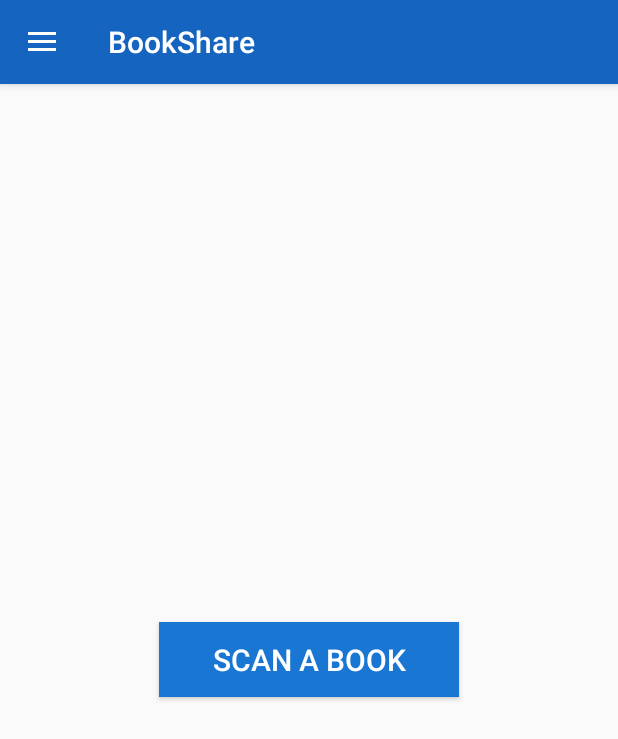
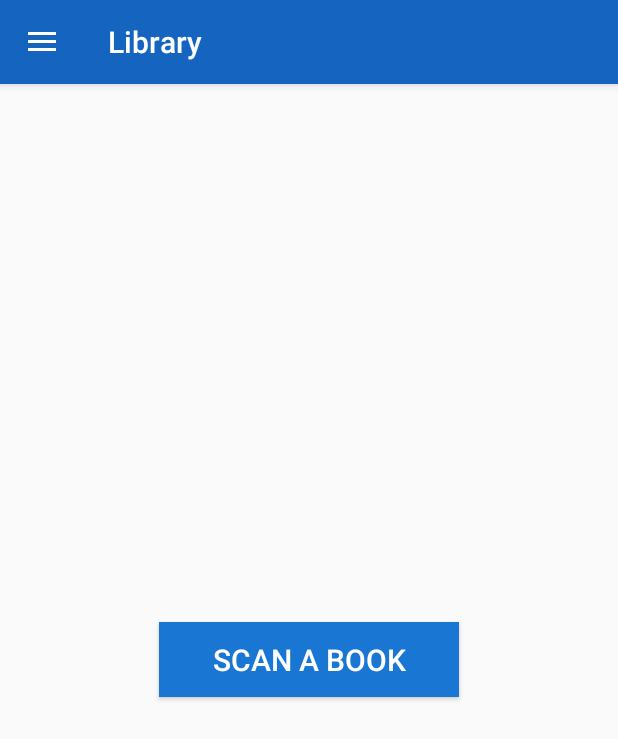
Before and after one commit to alessioros/BookShare, an Android app: the screen it shows after launch (MainActivity), in the side drawer, after a tap on "Library", on a phone screen of 412 x 824 dp. Shown: the top 739 px of the screen. Run offline under Robolectric (Android 15) with nearby library versions, the phone set to English and light mode, and no system bars; our stand-ins replace Picasso, Volley; libraries missing offline, so code that uses them is left out: com.amazonaws, com.amazonaws.auth, com.amazonaws.mobileconnectors, com.amazonaws.regions, com.facebook and 3 more; pictures from the network do not load; 12 statements that could not run were skipped.

Commit message:
drawer fixes

```diff
--- a/app/src/main/java/it/polimi/dima/bookshare/activities/MainActivity.java
+++ b/app/src/main/java/it/polimi/dima/bookshare/activities/MainActivity.java
@@ -1,5 +1,6 @@
 package it.polimi.dima.bookshare.activities;
 
+import android.app.Fragment;
 import android.content.Intent;
 import android.graphics.Typeface;
 import android.graphics.drawable.Drawable;
@@ -43,6 +44,7 @@
 import java.io.InputStream;
 
 import it.polimi.dima.bookshare.R;
+import it.polimi.dima.bookshare.fragments.LibraryFragment;
 
 public class MainActivity extends AppCompatActivity
         implements NavigationView.OnNavigationItemSelectedListener {
@@ -129,11 +131,17 @@
         // Handle navigation view item clicks here.
         int id = item.getItemId();
 
-        if (id == R.id.nav_camera) {
+        if (id == R.id.home) {
             // Handle the camera action
-        } else if (id == R.id.nav_gallery) {
+        } else if (id == R.id.library) {
 
-        } else if (id == R.id.nav_slideshow) {
+            Fragment fragment = LibraryFragment.newInstance();
+
+            getFragmentManager().beginTransaction().replace(R.id.content_frame, fragment).commit();
+
+            getSupportActionBar().setTitle("Library");
+
+        } else if (id == R.id.settings) {
 
         }
 
--- /dev/null
+++ b/app/src/main/java/it/polimi/dima/bookshare/adapters/LibraryAdapter.java
@@ -0,0 +1,56 @@
+package it.polimi.dima.bookshare.adapters;
+
+import android.support.v7.widget.RecyclerView;
+import android.view.LayoutInflater;
+import android.view.View;
+import android.view.ViewGroup;
+import android.widget.ImageView;
+import android.widget.ProgressBar;
+import android.widget.TextView;
+
+import java.util.List;
+
+import it.polimi.dima.bookshare.Book;
+import it.polimi.dima.bookshare.R;
+
+public class LibraryAdapter extends RecyclerView.Adapter {
+
+    private List<Book> mBooks;
+
+    public LibraryAdapter(List<Book> mBooks) {
+
+        this.mBooks = mBooks;
+    }
+
+    @Override
+    public ViewHolder onCreateViewHolder(ViewGroup parent, int viewType) {
+
+        View view = LayoutInflater.from(parent.getContext())
+                .inflate(R.layout.fragment_library, parent, false);
+
+        return new ViewHolder(view);
+    }
+
+    @Override
+    public void onBindViewHolder(RecyclerView.ViewHolder holder, int position) {
+
+        Book book = mBooks.get(position);
+
+    }
+
+    @Override
+    public int getItemCount() {
+        return mBooks.size();
+    }
+
+    public class ViewHolder extends RecyclerView.ViewHolder {
+
+        public final View mView;
+
+        public ViewHolder(View view) {
+            super(view);
+            mView = view;
+
+        }
+    }
+}
--- /dev/null
+++ b/app/src/main/java/it/polimi/dima/bookshare/fragments/LibraryFragment.java
@@ -0,0 +1,52 @@
+package it.polimi.dima.bookshare.fragments;
+
+import android.app.Fragment;
+import android.os.Bundle;
+import android.support.v7.widget.GridLayoutManager;
+import android.support.v7.widget.RecyclerView;
+import android.view.LayoutInflater;
+import android.view.View;
+import android.view.ViewGroup;
+
+import java.util.ArrayList;
+
+import it.polimi.dima.bookshare.Book;
+import it.polimi.dima.bookshare.R;
+import it.polimi.dima.bookshare.adapters.LibraryAdapter;
+
+public class LibraryFragment extends Fragment {
+
+    public LibraryFragment() {
+
+    }
+
+    public static Fragment newInstance() {
+
+        return new LibraryFragment();
+    }
+
+    @Override
+    public void onCreate(Bundle savedInstanceState) {
+        super.onCreate(savedInstanceState);
+    }
+
+    @Override
+    public View onCreateView(LayoutInflater inflater, ViewGroup container,
+                             Bundle savedInstanceState) {
+
+        View view = inflater.inflate(R.layout.fragment_library_list, container, false);
+
+        RecyclerView recyclerView = (RecyclerView) view.findViewById(R.id.book_list);
+
+        GridLayoutManager gridLayoutManager = new GridLayoutManager(getActivity(), 3);
+
+        recyclerView.setLayoutManager(gridLayoutManager);
+
+        // retrieve books
+        ArrayList<Book> mBooks = new ArrayList<>();
+
+        recyclerView.setAdapter(new LibraryAdapter(mBooks));
+
+        return view;
+    }
+}
--- a/app/src/main/res/layout/content_main.xml
+++ b/app/src/main/res/layout/content_main.xml
@@ -1,13 +1,11 @@
 <?xml version="1.0" encoding="utf-8"?>
-<RelativeLayout xmlns:android="http://schemas.android.com/apk/res/android"
+<RelativeLayout
+    android:id="@+id/content_frame"
+    xmlns:android="http://schemas.android.com/apk/res/android"
     xmlns:app="http://schemas.android.com/apk/res-auto"
     xmlns:tools="http://schemas.android.com/tools"
     android:layout_width="match_parent"
     android:layout_height="match_parent"
-    android:paddingBottom="@dimen/activity_vertical_margin"
-    android:paddingLeft="@dimen/activity_horizontal_margin"
-    android:paddingRight="@dimen/activity_horizontal_margin"
-    android:paddingTop="@dimen/activity_vertical_margin"
     app:layout_behavior="@string/appbar_scrolling_view_behavior"
     tools:context="it.polimi.dima.bookshare.activities.MainActivity"
     tools:showIn="@layout/app_bar_main">
--- a/app/src/main/res/menu/activity_main_drawer.xml
+++ b/app/src/main/res/menu/activity_main_drawer.xml
@@ -3,15 +3,15 @@
 
     <group android:checkableBehavior="single">
         <item
-            android:id="@+id/nav_camera"
+            android:id="@+id/home"
             android:icon="@drawable/ic_menu_camera"
             android:title="Home" />
         <item
-            android:id="@+id/nav_gallery"
+            android:id="@+id/library"
             android:icon="@drawable/ic_menu_gallery"
             android:title="Library" />
         <item
-            android:id="@+id/nav_slideshow"
+            android:id="@+id/settings"
             android:icon="@drawable/ic_menu_slideshow"
             android:title="Settings" />
     </group>
```
Also changed, not shown: app/src/main/res/layout/fragment_library.xml (added, +29 -0 lines), app/src/main/res/layout/fragment_library_list.xml (added, +14 -0 lines).
